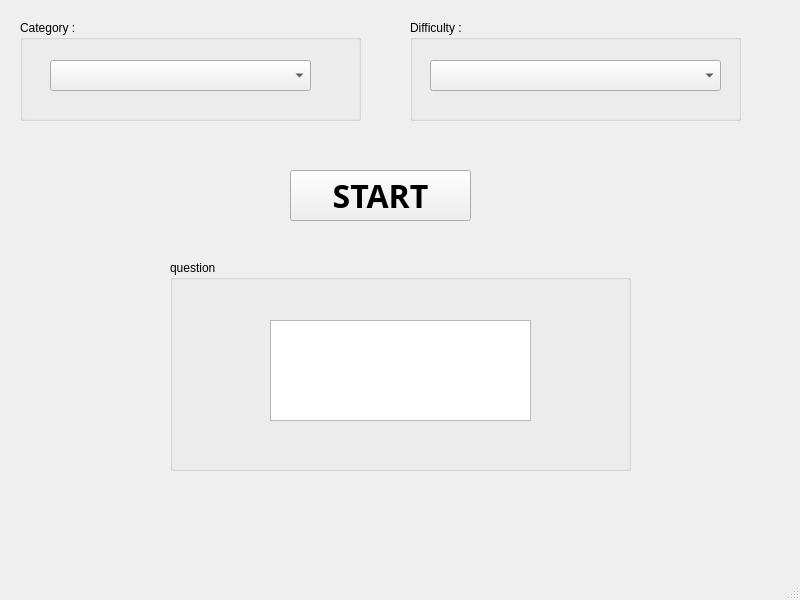
Before: the Qt Designer form mainwindow.ui in ZHSL1844/Trivia-Quiz, drawn with Qt 5.
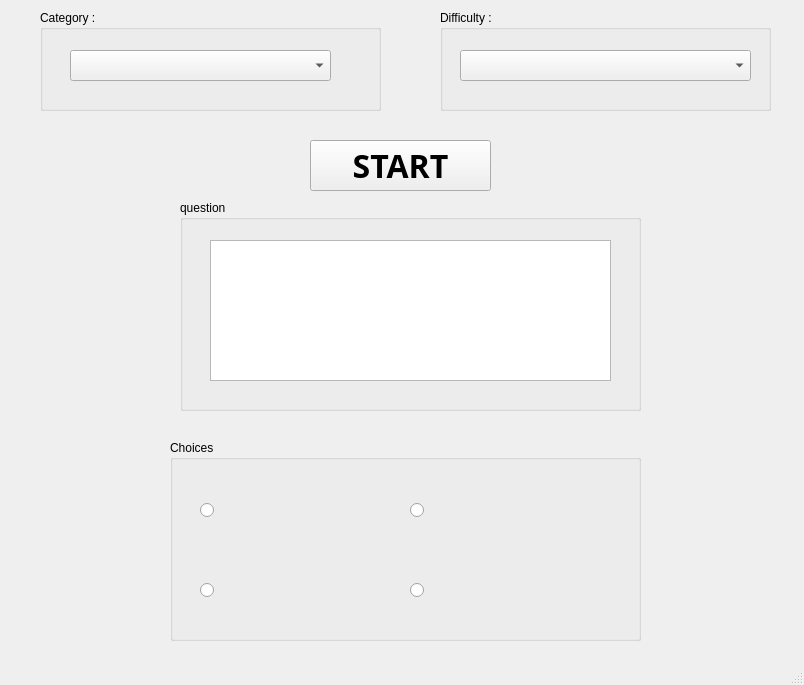
After: the same form once the commit is applied.

The edit to the form file:
```diff
--- a/mainwindow.ui
+++ b/mainwindow.ui
@@ -6,39 +6,19 @@
    <rect>
     <x>0</x>
     <y>0</y>
-    <width>800</width>
-    <height>600</height>
+    <width>804</width>
+    <height>685</height>
    </rect>
   </property>
   <property name="windowTitle">
    <string>MainWindow</string>
   </property>
   <widget class="QWidget" name="centralwidget">
-   <widget class="QPushButton" name="pushButton">
-    <property name="geometry">
-     <rect>
-      <x>290</x>
-      <y>170</y>
-      <width>181</width>
-      <height>51</height>
-     </rect>
-    </property>
-    <property name="font">
-     <font>
-      <family>Segoe Print</family>
-      <pointsize>24</pointsize>
-      <bold>true</bold>
-     </font>
-    </property>
-    <property name="text">
-     <string>START</string>
-    </property>
-   </widget>
    <widget class="QGroupBox" name="groupBox_4">
     <property name="geometry">
      <rect>
-      <x>410</x>
-      <y>20</y>
+      <x>440</x>
+      <y>10</y>
       <width>331</width>
       <height>101</height>
      </rect>
@@ -60,8 +40,8 @@
    <widget class="QGroupBox" name="groupBox_3">
     <property name="geometry">
      <rect>
-      <x>20</x>
-      <y>20</y>
+      <x>40</x>
+      <y>10</y>
       <width>341</width>
       <height>101</height>
      </rect>
@@ -80,11 +60,148 @@
      </property>
     </widget>
    </widget>
-   <widget class="QGroupBox" name="groupBox">
+   <widget class="QGroupBox" name="groupBox_2">
     <property name="geometry">
      <rect>
       <x>170</x>
-      <y>260</y>
+      <y>440</y>
+      <width>471</width>
+      <height>201</height>
+     </rect>
+    </property>
+    <property name="title">
+     <string>Choices</string>
+    </property>
+    <widget class="QLabel" name="label_1">
+     <property name="geometry">
+      <rect>
+       <x>60</x>
+       <y>50</y>
+       <width>131</width>
+       <height>51</height>
+      </rect>
+     </property>
+     <property name="text">
+      <string/>
+     </property>
+    </widget>
+    <widget class="QRadioButton" name="radioButton">
+     <property name="geometry">
+      <rect>
+       <x>30</x>
+       <y>60</y>
+       <width>16</width>
+       <height>20</height>
+      </rect>
+     </property>
+     <property name="text">
+      <string/>
+     </property>
+    </widget>
+    <widget class="QRadioButton" name="radioButton_2">
+     <property name="geometry">
+      <rect>
+       <x>30</x>
+       <y>140</y>
+       <width>16</width>
+       <height>20</height>
+      </rect>
+     </property>
+     <property name="text">
+      <string/>
+     </property>
+    </widget>
+    <widget class="QLabel" name="label_2">
+     <property name="geometry">
+      <rect>
+       <x>50</x>
+       <y>120</y>
+       <width>151</width>
+       <height>61</height>
+      </rect>
+     </property>
+     <property name="text">
+      <string/>
+     </property>
+    </widget>
+    <widget class="QRadioButton" name="radioButton_3">
+     <property name="geometry">
+      <rect>
+       <x>240</x>
+       <y>140</y>
+       <width>16</width>
+       <height>20</height>
+      </rect>
+     </property>
+     <property name="text">
+      <string/>
+     </property>
+    </widget>
+    <widget class="QLabel" name="label_3">
+     <property name="geometry">
+      <rect>
+       <x>260</x>
+       <y>120</y>
+       <width>151</width>
+       <height>61</height>
+      </rect>
+     </property>
+     <property name="text">
+      <string/>
+     </property>
+    </widget>
+    <widget class="QRadioButton" name="radioButton_4">
+     <property name="geometry">
+      <rect>
+       <x>240</x>
+       <y>60</y>
+       <width>16</width>
+       <height>20</height>
+      </rect>
+     </property>
+     <property name="text">
+      <string/>
+     </property>
+    </widget>
+    <widget class="QLabel" name="label_4">
+     <property name="geometry">
+      <rect>
+       <x>260</x>
+       <y>40</y>
+       <width>151</width>
+       <height>61</height>
+      </rect>
+     </property>
+     <property name="text">
+      <string/>
+     </property>
+    </widget>
+   </widget>
+   <widget class="QPushButton" name="pushButton">
+    <property name="geometry">
+     <rect>
+      <x>310</x>
+      <y>140</y>
+      <width>181</width>
+      <height>51</height>
+     </rect>
+    </property>
+    <property name="font">
+     <font>
+      <family>Segoe Print</family>
+      <pointsize>24</pointsize>
+      <bold>true</bold>
+     </font>
+    </property>
+    <property name="text">
+     <string>START</string>
+    </property>
+   </widget>
+   <widget class="QGroupBox" name="groupBox">
+    <property name="geometry">
+     <rect>
+      <x>180</x>
+      <y>200</y>
       <width>461</width>
       <height>211</height>
      </rect>
@@ -95,10 +212,10 @@
     <widget class="QTextBrowser" name="textBrowser">
      <property name="geometry">
       <rect>
-       <x>100</x>
-       <y>60</y>
-       <width>261</width>
-       <height>101</height>
+       <x>30</x>
+       <y>40</y>
+       <width>401</width>
+       <height>141</height>
       </rect>
      </property>
     </widget>
```
Left out of the diff: 2 changed lines with no effect on the pictures.
